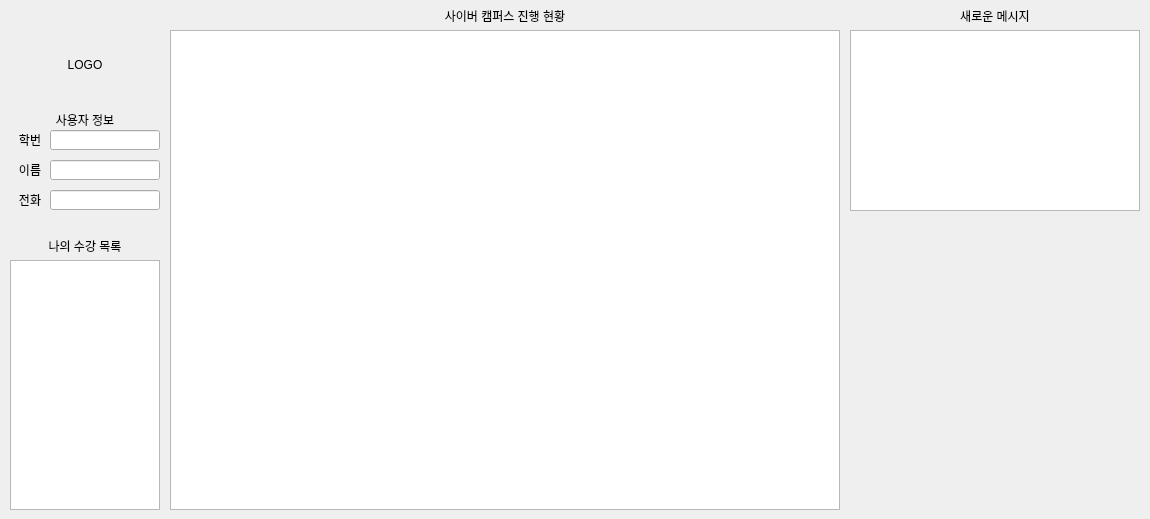
This is share/src/main.ui in kim-do-hyeon/jj_cyber_campus_management as Qt 5 draws it before an edit. The edited form follows.
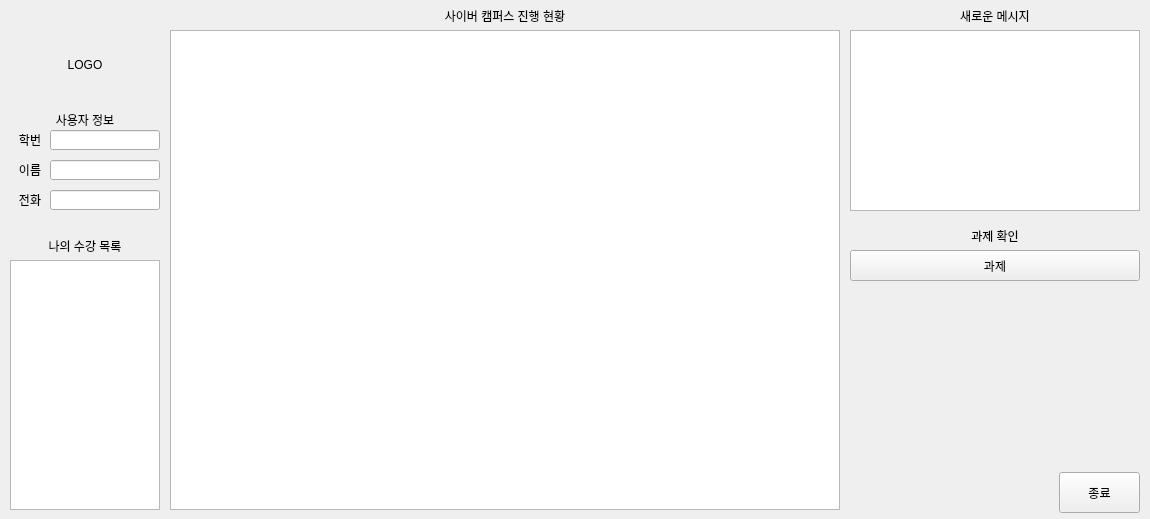
This is the edited form.

Commit message: Modify assign & update sharing file

Patch:
```diff
--- a/share/src/main.ui
+++ b/share/src/main.ui
@@ -223,6 +223,48 @@
      <set>Qt::AlignCenter</set>
     </property>
    </widget>
+   <widget class="QPushButton" name="assign_button">
+    <property name="geometry">
+     <rect>
+      <x>850</x>
+      <y>250</y>
+      <width>290</width>
+      <height>31</height>
+     </rect>
+    </property>
+    <property name="text">
+     <string>과제</string>
+    </property>
+   </widget>
+   <widget class="QLabel" name="new_message_label_2">
+    <property name="geometry">
+     <rect>
+      <x>850</x>
+      <y>230</y>
+      <width>290</width>
+      <height>12</height>
+     </rect>
+    </property>
+    <property name="text">
+     <string>과제 확인</string>
+    </property>
+    <property name="alignment">
+     <set>Qt::AlignCenter</set>
+    </property>
+   </widget>
+   <widget class="QPushButton" name="exit_button">
+    <property name="geometry">
+     <rect>
+      <x>1059</x>
+      <y>472</y>
+      <width>81</width>
+      <height>41</height>
+     </rect>
+    </property>
+    <property name="text">
+     <string>종료</string>
+    </property>
+   </widget>
   </widget>
  </widget>
  <resources/>
```
The commit also changes 7 other files.
